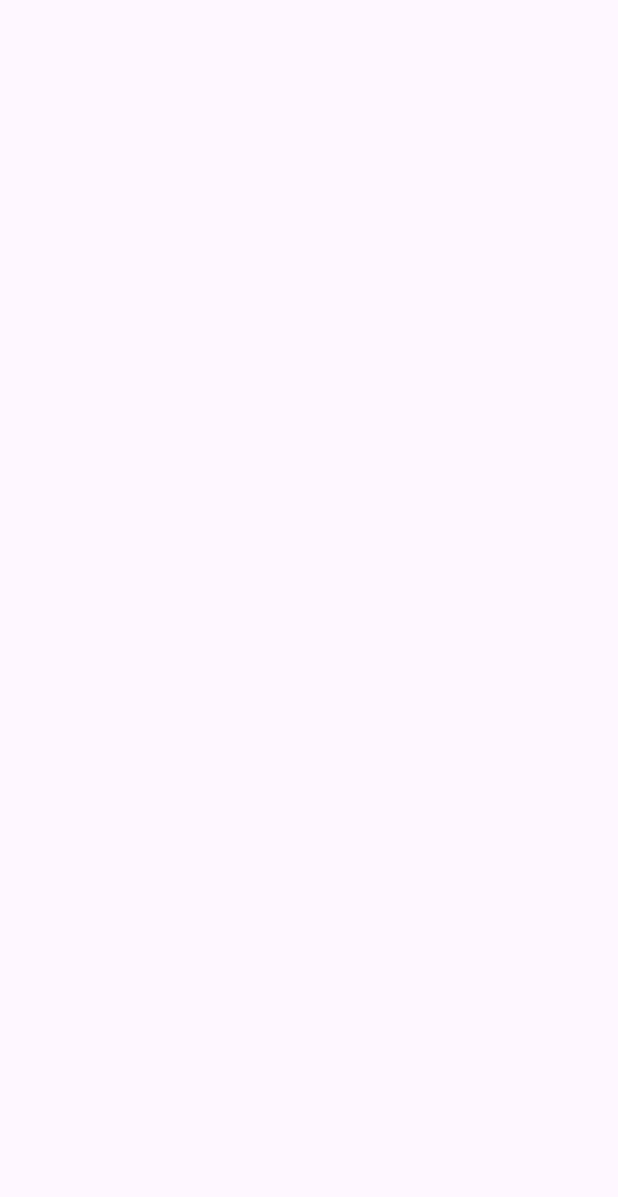
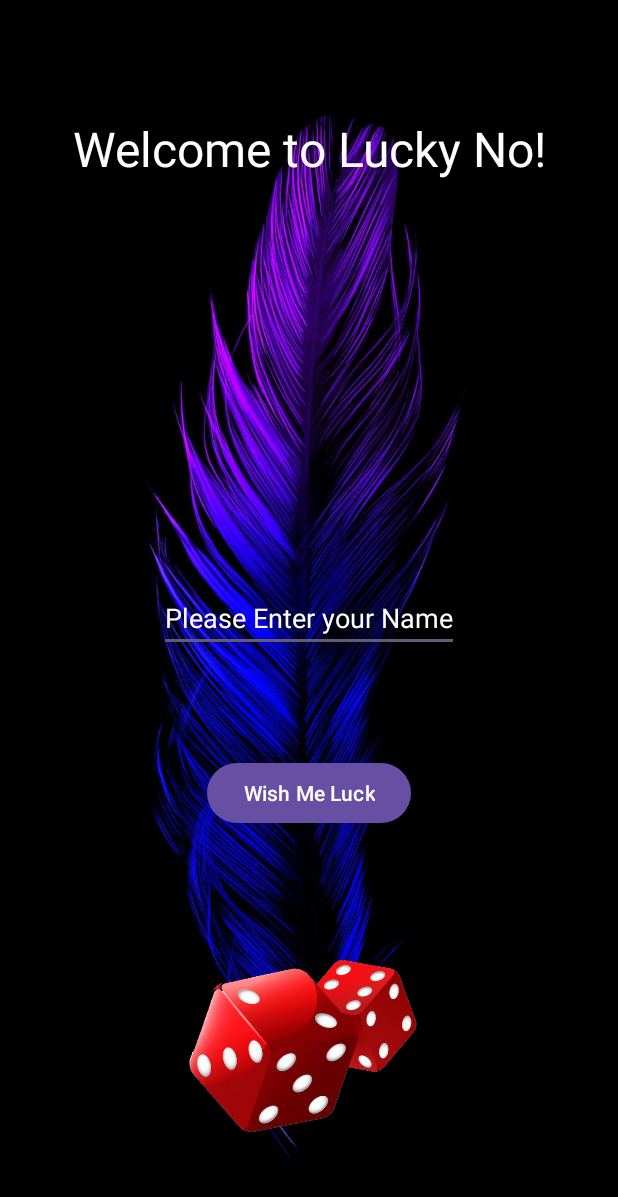
Before and after one commit to ShreyashBhardwaj/LuckyNumberApp, an Android app: the screen it shows after launch (MainActivity), on a phone screen of 412 x 824 dp. Before the commit the part shown is empty. Shown: the top 1197 px of the screen. Run offline under Robolectric (Android 15) with nearby library versions, the phone set to English and light mode, and no system bars.

Commit message:
Created the Design now to focus on Intent and how to send data

```diff
--- a/app/src/main/java/com/example/luckynumberintentsexample/MainActivity.java
+++ b/app/src/main/java/com/example/luckynumberintentsexample/MainActivity.java
@@ -1,6 +1,10 @@
 package com.example.luckynumberintentsexample;
 
+import android.content.Intent;
 import android.os.Bundle;
+import android.view.View;
+import android.widget.Button;
+import android.widget.EditText;
 
 import androidx.activity.EdgeToEdge;
 import androidx.appcompat.app.AppCompatActivity;
@@ -10,6 +14,9 @@ import androidx.core.view.WindowInsetsCompat;
 
 public class MainActivity extends AppCompatActivity {
 
+
+    EditText name;
+    Button btn;
     @Override
     protected void onCreate(Bundle savedInstanceState) {
         super.onCreate(savedInstanceState);
@@ -20,5 +27,21 @@ public class MainActivity extends AppCompatActivity {
             v.setPadding(systemBars.left, systemBars.top, systemBars.right, systemBars.bottom);
             return insets;
         });
+        name=findViewById(R.id.enterName);
+        btn = findViewById(R.id.btn);
+        btn.setOnClickListener(new View.OnClickListener() {
+            @Override
+            public void onClick(View view) {
+                String userName = name.getText().toString();
+
+                //Explicit Intent
+
+                Intent i = new Intent(getApplicationContext(), SecondActivity.class);
+                i.putExtra()
+            }
+        });
     }
+
+
+
 }
--- a/app/src/main/res/layout/activity_main.xml
+++ b/app/src/main/res/layout/activity_main.xml
@@ -5,4 +5,54 @@
     android:id="@+id/main"
     android:layout_width="match_parent"
     android:layout_height="match_parent"
-    tools:context=".MainActivity"/>
+    android:background="@drawable/background"
+    tools:context=".MainActivity">
+
+    <TextView
+        android:id="@+id/heading"
+        android:layout_width="wrap_content"
+        android:layout_height="wrap_content"
+        android:text="@string/welcome_to_lucky_no"
+        android:textColor="@color/white"
+        android:textSize="32sp"
+        app:layout_constraintBottom_toBottomOf="parent"
+        app:layout_constraintEnd_toEndOf="parent"
+        app:layout_constraintStart_toStartOf="parent"
+        app:layout_constraintTop_toTopOf="parent"
+        app:layout_constraintVertical_bias="0.099" />
+
+    <EditText
+        android:id="@+id/enterName"
+        android:layout_width="wrap_content"
+        android:layout_height="wrap_content"
+        android:textColorHint="@color/white"
+        android:hint="@string/please_enter_your_name"
+        android:textColor="@color/white"
+        app:layout_constraintBottom_toBottomOf="parent"
+        app:layout_constraintEnd_toEndOf="parent"
+        app:layout_constraintStart_toStartOf="parent"
+        app:layout_constraintTop_toTopOf="parent" />
+
+    <Button
+        android:id="@+id/btn"
+        android:layout_width="wrap_content"
+        android:layout_height="wrap_content"
+        android:layout_marginTop="70dp"
+        android:text="@string/wish_me_luck"
+        app:layout_constraintEnd_toEndOf="@+id/enterName"
+        app:layout_constraintStart_toStartOf="@+id/enterName"
+        app:layout_constraintTop_toBottomOf="@+id/enterName" />
+
+    <ImageView
+        android:id="@+id/image"
+        android:layout_width="184dp"
+        android:layout_height="151dp"
+        android:layout_marginTop="68dp"
+        android:src="@drawable/dice"
+        app:layout_constraintEnd_toEndOf="@+id/btn"
+        app:layout_constraintHorizontal_bias="0.413"
+        app:layout_constraintStart_toStartOf="@+id/btn"
+        app:layout_constraintTop_toBottomOf="@+id/btn" />
+
+
+</androidx.constraintlayout.widget.ConstraintLayout>
--- a/app/src/main/res/values/strings.xml
+++ b/app/src/main/res/values/strings.xml
@@ -1,3 +1,8 @@
 <resources>
     <string name="app_name">LuckyNumberIntentsExample</string>
+    <string name="welcome_to_lucky_no">Welcome to Lucky No!</string>
+    <string name="please_enter_your_name">Please Enter your Name</string>
+    <string name="wish_me_luck">Wish Me Luck</string>
+    <string name="your_lucky_number_is">Your Lucky Number Is:</string>
+    <string name="share_my_lucky_number">Share My Lucky Number</string>
 </resources>
```
Also changed, not shown: app/src/main/res/layout/activity_second.xml (+36 -0 lines).
